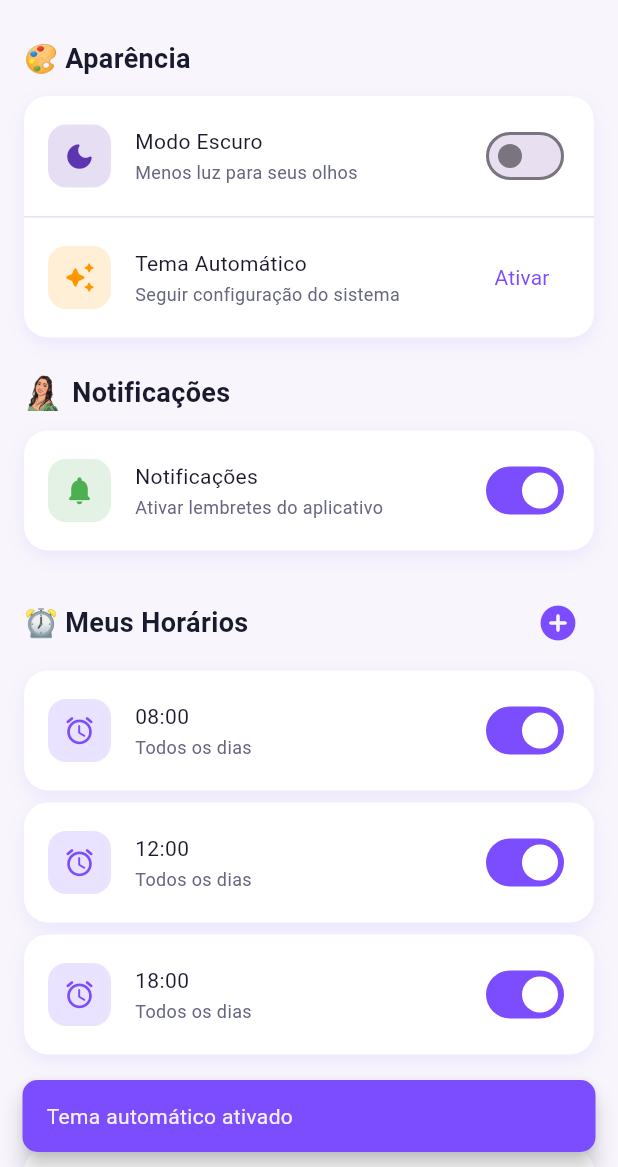
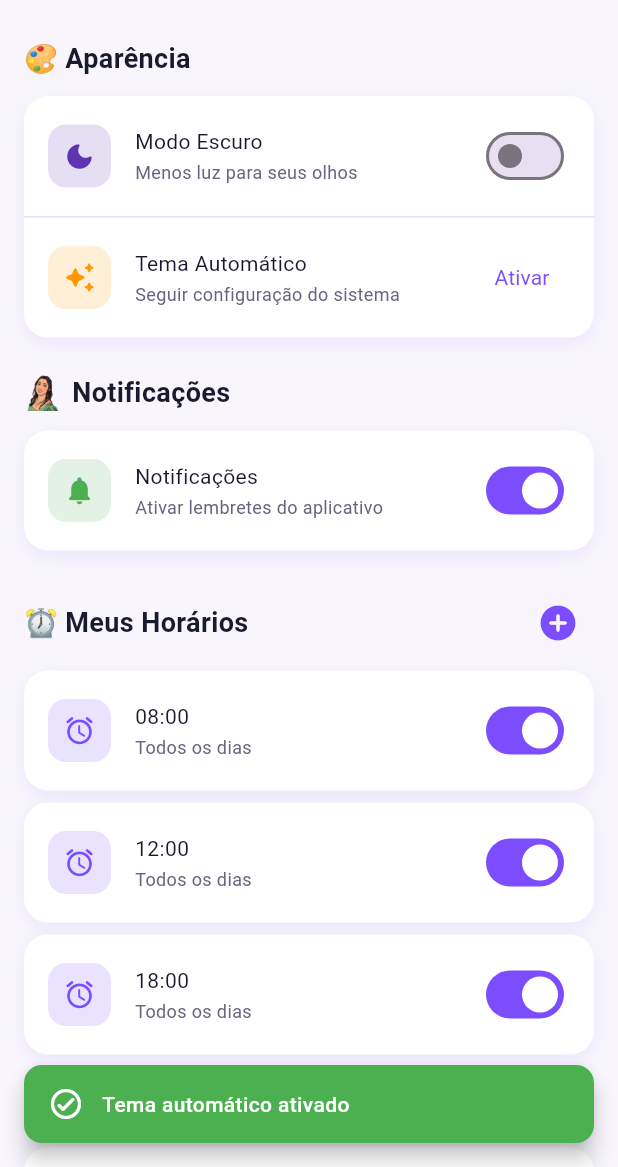
Before and after one commit to Franklyn-R-Silva/sentimento_app, a Flutter app: the SettingsPageWidget screen opened by its route, after a tap on "Ativar", on a phone screen of 412 x 824 dp, the part 69-1236 px from its top. Run offline on Flutter 3.47's test engine with Material 3 defaults, Android fonts, the phone set to English and light mode, and no system bars; our stand-ins replace auto_size_text, cached_network_image, firebase_core, firebase_messaging, fl_chart, flutter_animate and 18 more; missing offline and left inert: app_settings, json_path, whatsapp_unilink; accounts and stored records are empty; Roboto replaces fonts that are missing (InterTight).

```diff
--- a/lib/main.dart
+++ b/lib/main.dart
@@ -113,7 +113,7 @@ class MyAppState extends State<MyApp> {
         GlobalWidgetsLocalizations.delegate,
         GlobalCupertinoLocalizations.delegate,
       ],
-      supportedLocales: const [Locale('en', '')],
+      supportedLocales: const [Locale('pt', 'BR')],
       theme: ThemeData(brightness: Brightness.light),
       darkTheme: ThemeData(brightness: Brightness.dark),
       themeMode: _themeMode,
--- a/lib/ui/pages/settings/settings.page.dart
+++ b/lib/ui/pages/settings/settings.page.dart
@@ -8,6 +8,7 @@ import 'package:app_settings/app_settings.dart';
 import 'package:sentimento_app/core/theme.dart';
 import 'package:sentimento_app/main.dart';
 import 'package:sentimento_app/services/notification_service.dart';
+import 'package:sentimento_app/services/toast_service.dart';
 import 'package:sentimento_app/ui/pages/settings/settings.model.dart';
 import 'package:sentimento_app/ui/pages/settings/widgets/schedule_dialog.dart';
 import 'package:sentimento_app/ui/shared/widgets/app_card.dart';
@@ -16,7 +17,6 @@ import 'package:sentimento_app/ui/shared/widgets/app_section_header.dart';
 
 // Actually, without provider/riverpod setup, simpler is best.
 // But the user asked for MVVM/Model. FlutterFlow usually uses a 'model' instance.
-
 
 class SettingsPageWidget extends StatefulWidget {
   const SettingsPageWidget({super.key});
@@ -108,16 +108,7 @@ class _SettingsPageWidgetState extends State<SettingsPageWidget> {
                     trailing: TextButton(
                       onPressed: () {
                         MyApp.of(context).setThemeMode(ThemeMode.system);
-                        ScaffoldMessenger.of(context).showSnackBar(
-                          SnackBar(
-                            content: const Text('Tema automático ativado'),
-                            backgroundColor: theme.primary,
-                            behavior: SnackBarBehavior.floating,
-                            shape: RoundedRectangleBorder(
-                              borderRadius: BorderRadius.circular(10),
-                            ),
-                          ),
-                        );
+                        ToastService.showSuccess('Tema automático ativado');
                       },
                       child: Text(
                         'Ativar',
```
Also changed, not shown: lib/ui/pages/login/login.page.dart (+5 -20 lines).
